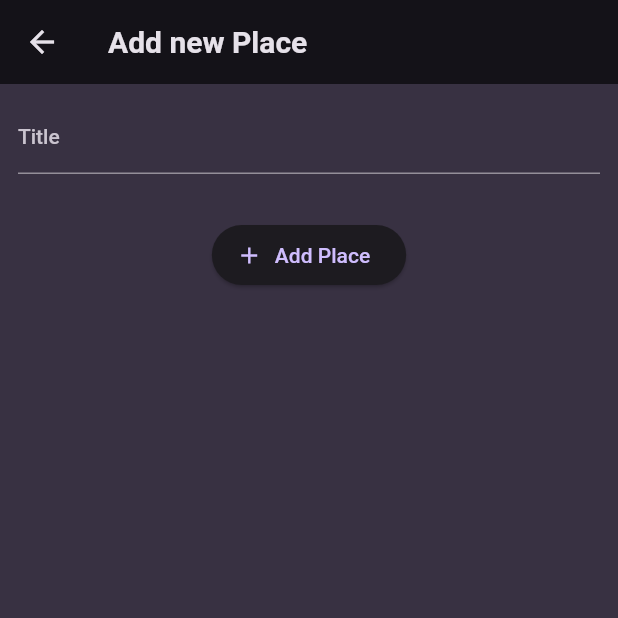
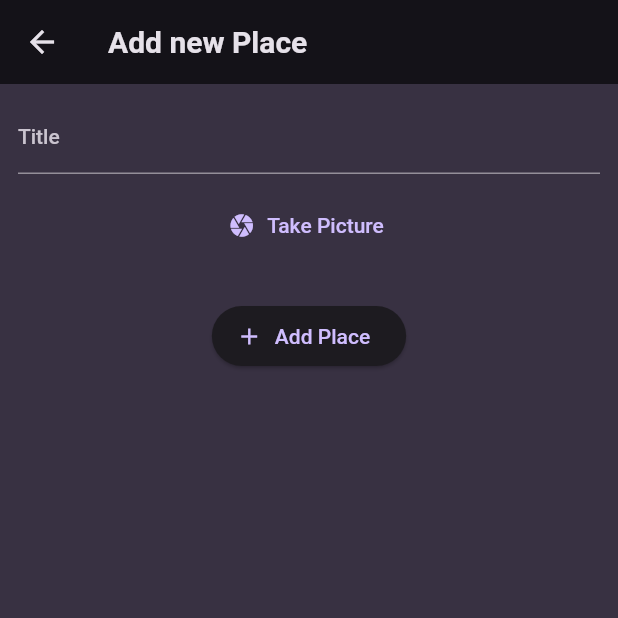
Before and after one commit to federicosedia/FavoritePlaces, a Flutter app: the AddPlaceScreen screen opened directly, after a tap on "Add Place", on a phone screen of 412 x 824 dp, the top half of it. Run offline on Flutter 3.47's test engine with Material 2 defaults, Android fonts, the phone set to English and light mode, and no system bars; our stand-ins replace flutter_riverpod, google_fonts, image_picker.

Commit message:
ImagePicker and  using Camera

```diff
--- a/lib/models/place.dart
+++ b/lib/models/place.dart
@@ -1,11 +1,15 @@
+import 'dart:io';
+
+import 'package:flutter/material.dart';
 import 'package:uuid/uuid.dart';
 
 const uuid = Uuid();
 
 class Place {
   //elenco inizializzatori per la gestione dell'id tramite uuid che genera id generico univoco
-  Place({required this.title}) : id = uuid.v4();
+  Place({required this.title, required this.image}) : id = uuid.v4();
 
   final String id;
   final String title;
+  final File image;
 }
--- a/lib/providers/user_places.dart
+++ b/lib/providers/user_places.dart
@@ -1,3 +1,5 @@
+import "dart:io";
+
 import "package:favorite_places/models/place.dart";
 import "package:flutter_riverpod/flutter_riverpod.dart";
 
@@ -11,8 +13,8 @@ class UserPlacesNotifier extends StateNotifier<List<Place>> {
 
 //creiamo un nuovo oggeto place e lo aggiungiamo alla nostra lista in super
 //dato che non posso modificare la lista originaria mi richiamo lo state e cambio la lista
-  void addPlace(String title) {
-    final newPlace = Place(title: title);
+  void addPlace(String title, File image) {
+    final newPlace = Place(title: title, image: image);
     state = [newPlace, ...state];
   }
 }
--- a/lib/screens/add_place.dart
+++ b/lib/screens/add_place.dart
@@ -1,3 +1,6 @@
+import 'dart:io';
+
+import 'package:favorite_places/widgets/image_input.dart';
 import 'package:flutter/material.dart';
 import 'package:flutter_riverpod/flutter_riverpod.dart';
 
@@ -14,6 +17,7 @@ class AddPlaceScreen extends ConsumerStatefulWidget {
 
 class _AddPlaceScreenState extends ConsumerState<AddPlaceScreen> {
   final _titleController = TextEditingController();
+  File? _selectedImage;
 
 //chiamo il metodo dispose per il titlecontroller quando verrà inviato
   @override
@@ -25,12 +29,16 @@ class _AddPlaceScreenState extends ConsumerState<AddPlaceScreen> {
   void _savePlace() {
     final enteredTitle = _titleController.text;
 
-    if (enteredTitle == null || enteredTitle.isEmpty) {
+    if (enteredTitle == null ||
+        enteredTitle.isEmpty ||
+        _selectedImage == null) {
       return;
     } else {
       //con ref mi richiamo il provider e con read leggo una sola volta il provider(quando aggiungo l'oggetto)
       //accediamo alla classe e con notifier collegata posso utilizzare un metodo di quella classe e quindi utilizzo addplace
-      ref.read(userPlacesProvider.notifier).addPlace(enteredTitle);
+      ref
+          .read(userPlacesProvider.notifier)
+          .addPlace(enteredTitle, _selectedImage!);
       Navigator.of(context).pop();
     }
   }
@@ -53,7 +61,14 @@ class _AddPlaceScreenState extends ConsumerState<AddPlaceScreen> {
               controller: _titleController,
               style: TextStyle(color: Theme.of(context).colorScheme.background),
             ),
-            const SizedBox(height: 30),
+            const SizedBox(height: 10),
+            //image input
+            ImageInput(
+              onPickImage: (image) {
+                _selectedImage = image;
+              },
+            ),
+            const SizedBox(height: 26),
             ElevatedButton.icon(
               onPressed: _savePlace,
               icon: const Icon(Icons.add),
--- /dev/null
+++ b/lib/widgets/image_input.dart
@@ -0,0 +1,79 @@
+import 'package:flutter/material.dart';
+import 'package:image_picker/image_picker.dart';
+import 'dart:io';
+
+class ImageInput extends StatefulWidget {
+  const ImageInput({super.key, required this.onPickImage});
+
+  final void Function(File image) onPickImage;
+
+  @override
+  State<StatefulWidget> createState() {
+    return _ImageInputState();
+  }
+}
+
+class _ImageInputState extends State<ImageInput> {
+  File? _selectedImage;
+
+  //verrà fatto con il pacchetto image picker tramite il quale verrà aperta la fotocamera oppure sarà possibile
+  //scegliere foto dalla galleria. Oltre l'import per ios è necessario fare altre configurazioni in ios/runner/info.plist
+  void _takePicture() async {
+    //salviamo in una variabile le immagini
+    final imagePicker = ImagePicker();
+    //imagepicker è un ImagePicker ha come metodo pickimage che aspetta un source che ha Imagesourse che è un enum e come valore ha camera
+    //pickedimage sarà il nostro file ridimensionato (maxwidth)
+    final pickedimage = await imagePicker.pickImage(
+      source: ImageSource.camera,
+      maxWidth: 600,
+    );
+    if (pickedimage == null) return;
+    //dobbiamo convertire il xfile in un file normale quindi utilizzo l'istanza di File(pickedimage.path)
+    setState(() {
+      _selectedImage = File(pickedimage.path);
+    });
+    //per richiamare la funzione uso widget perchè è definito nella classw widget
+    widget.onPickImage(_selectedImage!);
+  }
+
+  @override
+  Widget build(BuildContext context) {
+    Widget content = TextButton.icon(
+      onPressed: () {},
+      icon: const Icon(Icons.camera),
+      label: const Text(
+        'Take Picture',
+      ),
+    );
+
+    if (_selectedImage != null) {
+      //quindi in content salvo e voglio far vedere l'immagine. Utilizzo il widget image che ha come metodo file che mi permetterà di vedere quel file
+      //wrappo Image con GestureDetector per permettere di ascoltare ogni tipo di tocco per i child
+      content = GestureDetector(
+          onTap: _takePicture,
+          child: Image.file(
+            _selectedImage!,
+            fit: BoxFit.cover,
+            width: double.infinity,
+            height: double.infinity,
+          ));
+    } else
+      return content;
+    //voglio creare un icona in modo tale che se premuta apre la fotocamera e permette di scattare la foto
+    //dopo aver scattato la foto ho la possibilità di salvarla e vedere la miniatura
+    return Container(
+      //aggiungo il border con dell'opacità
+      decoration: BoxDecoration(
+        border: Border.all(
+          width: 1,
+          color: Theme.of(context).colorScheme.primary.withOpacity(0.2),
+        ),
+      ),
+      height: 250,
+      width: double.infinity,
+      //per assicurarmi che il pulsante sia centrato nel contenitore
+      alignment: Alignment.center,
+      child: content,
+    );
+  }
+}
--- a/pubspec.yaml
+++ b/pubspec.yaml
@@ -38,6 +38,7 @@ dependencies:
   google_fonts: ^4.0.4
   uuid: ^3.0.7
   flutter_riverpod: ^2.3.6
+  image_picker: ^0.8.7+5
 
 dev_dependencies:
   flutter_test:
```
Also changed, not shown: pubspec.lock, 1 other file.
